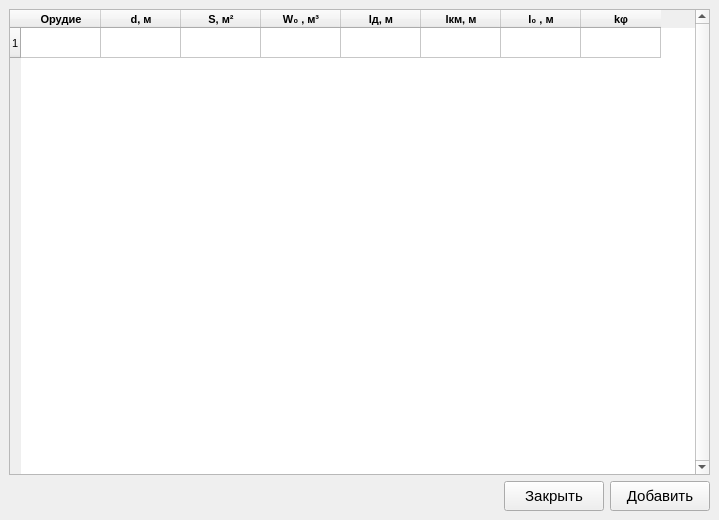
Qt form GUI/MainWindow/artsys.ui (sabbraxcaddabra/IntBalOptimization) before a commit.
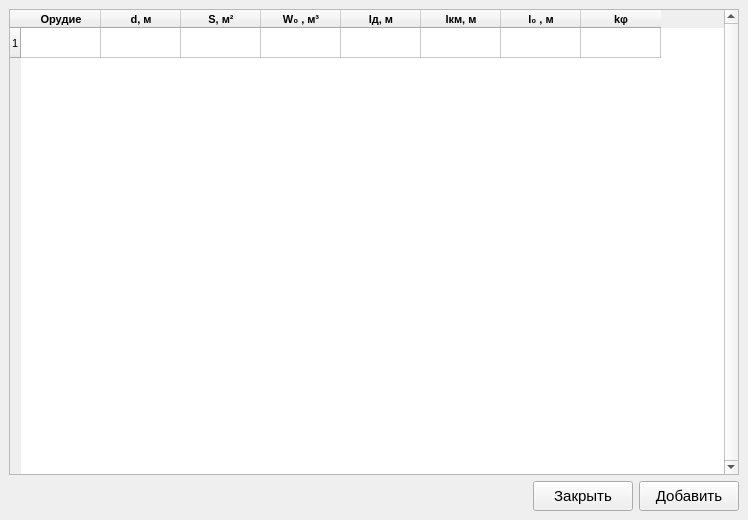
The same form after that commit.

```diff
--- a/GUI/MainWindow/artsys.ui
+++ b/GUI/MainWindow/artsys.ui
@@ -6,7 +6,7 @@
    <rect>
     <x>0</x>
     <y>0</y>
-    <width>719</width>
+    <width>748</width>
     <height>520</height>
    </rect>
   </property>
```
